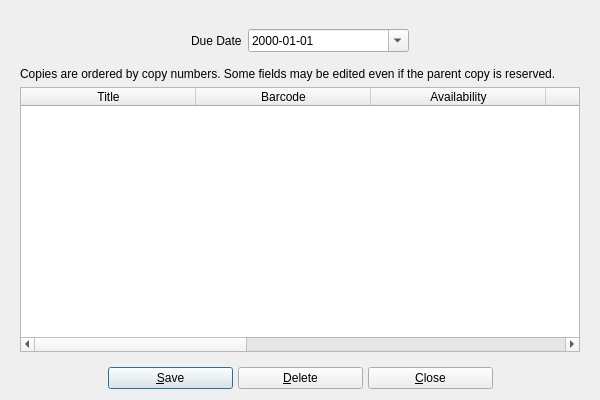
Qt form UI/biblioteq_bookcopybrowser.ui (textbrowser/biblioteq) before a commit.
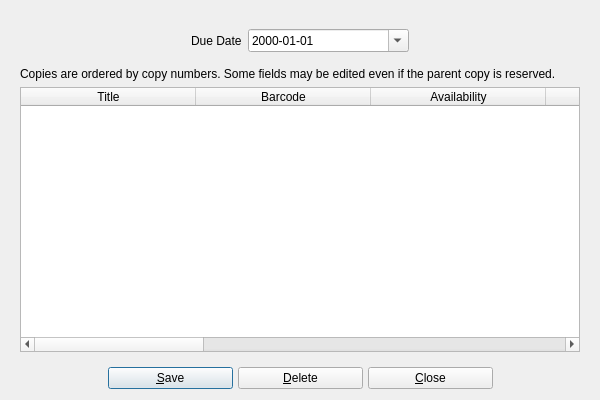
The same form after that commit. Icons and pictures are not drawn. Custom widgets are drawn as their Qt base class.

Diff of the .ui file:
```diff
--- a/UI/biblioteq_bookcopybrowser.ui
+++ b/UI/biblioteq_bookcopybrowser.ui
@@ -164,6 +164,16 @@
           <string>Status</string>
          </property>
         </column>
+        <column>
+         <property name="text">
+          <string>Notes</string>
+         </property>
+        </column>
+        <column>
+         <property name="text">
+          <string>Location</string>
+         </property>
+        </column>
         <column>
          <property name="text">
           <string>MYOID</string>
```
Left out of the diff: 22 changed lines with no effect on the pictures.
